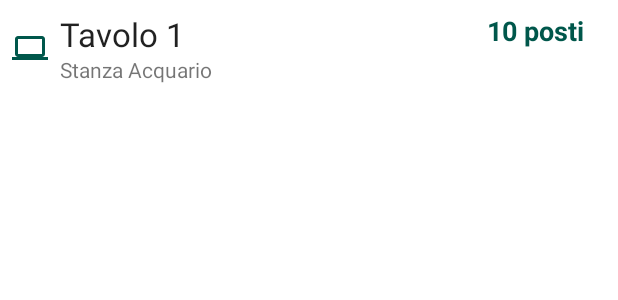
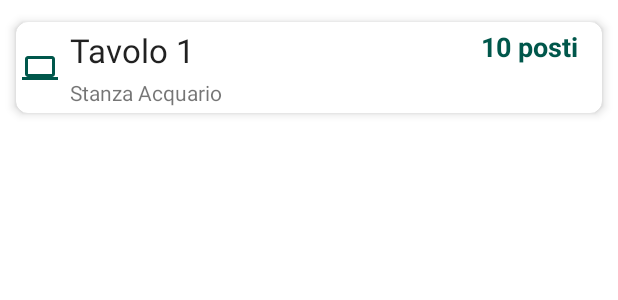
Before and after one commit to dbortoluzzi/tuttiapposto, an Android app: the layout view_availability_item.xml on its own in the app's theme, with its tools: preview values and no code run, on a phone screen of 412 x 824 dp. Shown: the top 300 px of the screen. Run offline under Robolectric (Android 15) with nearby library versions, the phone set to English and light mode, and no system bars.

Commit message:
add progress bar and layout

```diff
--- a/app/src/main/java/it/dbortoluzzi/tuttiapposto/ui/activities/AvailabilitiesAdapter.kt
+++ b/app/src/main/java/it/dbortoluzzi/tuttiapposto/ui/activities/AvailabilitiesAdapter.kt
@@ -32,7 +32,7 @@ class AvailabilitiesAdapter @Inject constructor(): RecyclerView.Adapter<Availabi
                 binding.tableName.text = availability.tableName
                 binding.roomName.text = availability.roomName
 
-                if (availabilityNumber > 10) {
+                if (availabilityNumber > 5) {
                     binding.availabilityNumber.text = "$availabilityNumber ${itemView.context.getString(R.string.a_lot_of_tables)}"
                 } else if (availabilityNumber >= 2){
                     binding.availabilityNumber.text = "${itemView.context.getString(R.string.only_tables)} $availabilityNumber"
--- a/app/src/main/java/it/dbortoluzzi/tuttiapposto/ui/presenters/AvailabilityPresenter.kt
+++ b/app/src/main/java/it/dbortoluzzi/tuttiapposto/ui/presenters/AvailabilityPresenter.kt
@@ -23,11 +23,15 @@ class AvailabilityPresenter @Inject constructor(
 
     interface View : BaseMvpView {
         fun renderAvailableTables(availabilities: List<Availability>)
+        fun showProgressBar()
+        fun hideProgressBar()
     }
 
     override fun onAttachView() {
         if (PrefsValidator.isConfigured(prefs)) {
             GlobalScope.launch(Dispatchers.Main) {
+                view?.showProgressBar();
+
                 val companyId = prefs.companyUId!!
                 // TODO: change
                 val buildingId = "VTdqvUGCKLWKq0SFkTHx"
@@ -38,6 +42,7 @@ class AvailabilityPresenter @Inject constructor(
 
                 val availabilities = withContext(Dispatchers.IO) { getAvailableTables(companyId, buildingId, roomId, startDate, endDate) }
                 view?.renderAvailableTables(availabilities.map { it.toPresentationModel("ROOM NAME")})
+                view?.hideProgressBar();
             }
         }
     }
--- a/app/src/main/res/layout/view_availability_item.xml
+++ b/app/src/main/res/layout/view_availability_item.xml
@@ -1,11 +1,21 @@
 <?xml version="1.0" encoding="utf-8"?>
 
-<androidx.constraintlayout.widget.ConstraintLayout xmlns:android="http://schemas.android.com/apk/res/android"
+<androidx.cardview.widget.CardView xmlns:android="http://schemas.android.com/apk/res/android"
     xmlns:app="http://schemas.android.com/apk/res-auto"
     xmlns:tools="http://schemas.android.com/tools"
     android:layout_width="match_parent"
-    android:layout_height="64dp"
-    android:padding="8dp">
+    android:layout_height="90dp"
+    android:padding="8dp"
+    app:cardCornerRadius="8dp"
+    app:cardElevation="4dp"
+    app:cardMaxElevation="8dp"
+    app:cardPreventCornerOverlap="true"
+    app:cardUseCompatPadding="true">
+
+    <androidx.constraintlayout.widget.ConstraintLayout
+        android:padding="4dp"
+        android:layout_height="match_parent"
+        android:layout_width="match_parent">
 
         <ImageView
             android:id="@+id/imageView"
@@ -44,12 +54,12 @@
             android:id="@+id/availabilityNumber"
             android:layout_width="0dp"
             android:layout_height="wrap_content"
+            android:textAppearance="@style/TextAppearance.AppCompat.Medium"
             android:textColor="@color/colorPrimaryDark"
             android:textStyle="bold"
-        android:textAppearance="@style/TextAppearance.AppCompat.Medium"
+            app:layout_constraintEnd_toEndOf="parent"
             app:layout_constraintLeft_toRightOf="parent"
             app:layout_constraintStart_toEndOf="@+id/verticalGuideline"
-        app:layout_constraintEnd_toEndOf="parent"
             app:layout_constraintTop_toTopOf="parent"
             tools:text="10 posti" />
 
@@ -61,3 +71,5 @@
             app:layout_constraintGuide_percent="0.80" />
 
     </androidx.constraintlayout.widget.ConstraintLayout>
+
+</androidx.cardview.widget.CardView>
```
Also changed, not shown: app/src/main/java/it/dbortoluzzi/tuttiapposto/ui/fragments/AvailabilityFragment.kt (+13 -3 lines), app/src/main/res/layout/fragment_availabilities.xml (renamed from app/src/main/res/layout/fragment_availabilties.xml, +13 -2 lines), app/src/main/res/values/strings.xml (+6 -3 lines). Lines whose indentation alone changed are shown as unchanged.
